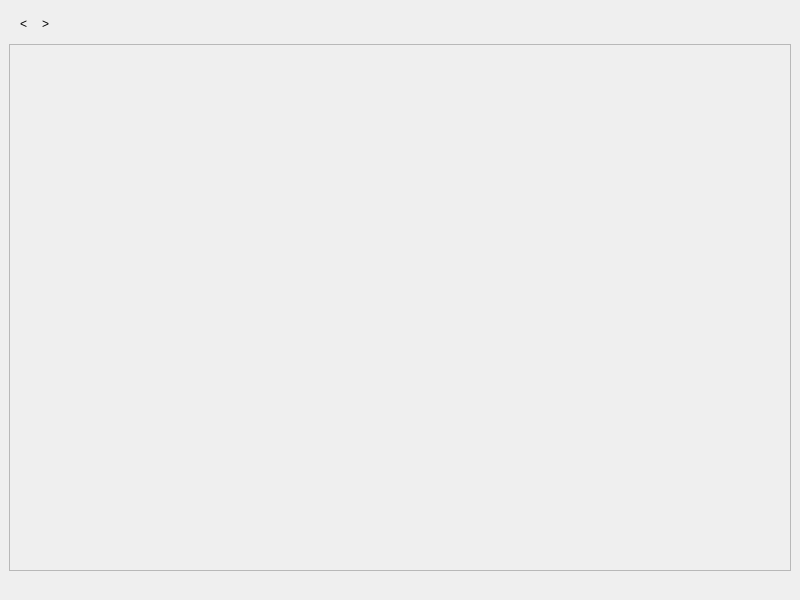
Qt form mainwindow.ui (Digvijay-Bokey/FinderPlus) before a commit.
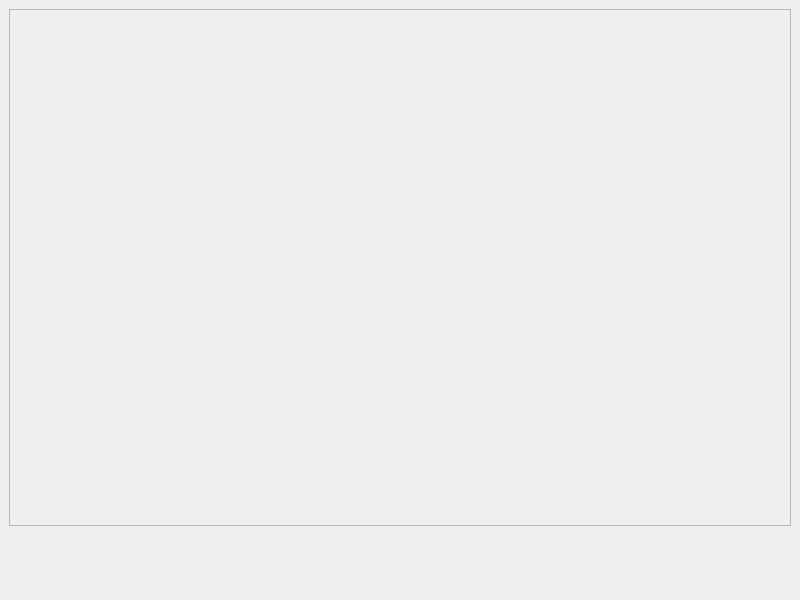
The same form after that commit. Icons and pictures are not drawn.

Diff of the .ui file:
```diff
--- a/mainwindow.ui
+++ b/mainwindow.ui
@@ -15,6 +15,16 @@
   </property>
   <widget class="QWidget" name="centralwidget">
    <layout class="QVBoxLayout" name="verticalLayout">
+    <item>
+     <widget class="QScrollArea" name="scrollArea">
+      <property name="widgetResizable">
+       <bool>true</bool>
+      </property>
+      <widget class="QWidget" name="scrollAreaWidgetContents">
+       <layout class="QVBoxLayout" name="verticalLayout_2"/>
+      </widget>
+     </widget>
+    </item>
     <item>
      <widget class="QToolBar" name="toolBar">
       <property name="orientation">
@@ -32,33 +42,31 @@
       <property name="movable">
        <bool>false</bool>
       </property>
+      <property name="sizePolicy">
+       <sizepolicy hsizetype="Fixed" vsizetype="Fixed">
+        <horstretch>0</horstretch>
+        <verstretch>0</verstretch>
+       </sizepolicy>
+      </property>
       <addaction name="actionBack"/>
       <addaction name="actionForward"/>
      </widget>
     </item>
-    <item>
-     <widget class="QScrollArea" name="scrollArea">
-      <property name="widgetResizable">
-       <bool>true</bool>
-      </property>
-      <widget class="QWidget" name="scrollAreaWidgetContents">
-       <layout class="QVBoxLayout" name="verticalLayout_2"/>
-      </widget>
-     </widget>
-    </item>
     <item>
      <widget class="QLabel" name="pathLabel"/>
     </item>
    </layout>
   </widget>
   <action name="actionBack">
-   <property name="text">
-    <string>&lt;</string>
+   <property name="icon">
+    <iconset>
+     <normaloff>&lt;</normaloff>&lt;</iconset>
    </property>
   </action>
   <action name="actionForward">
-   <property name="text">
-    <string>&gt;</string>
+   <property name="icon">
+    <iconset>
+     <normaloff>&gt;</normaloff>&gt;</iconset>
    </property>
   </action>
  </widget>
```
Left out of the diff: 2 changed lines with no effect on the pictures.
